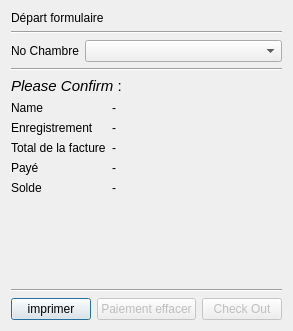
Old version of the form checkoutform.ui in the repository abdeljalilanane/Innovative-Hotel-Manager.
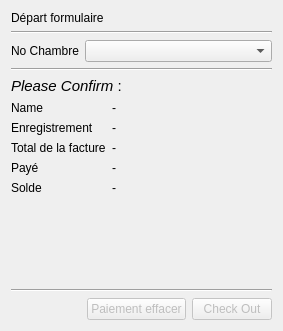
New version of the form.

Patch:
```diff
--- a/checkoutform.ui
+++ b/checkoutform.ui
@@ -6,7 +6,7 @@
    <rect>
     <x>0</x>
     <y>0</y>
-    <width>290</width>
+    <width>283</width>
     <height>331</height>
    </rect>
   </property>
@@ -159,16 +159,6 @@
        </property>
       </spacer>
      </item>
-     <item>
-      <widget class="QPushButton" name="impButton">
-       <property name="enabled">
-        <bool>true</bool>
-       </property>
-       <property name="text">
-        <string>imprimer</string>
-       </property>
-      </widget>
-     </item>
      <item>
       <widget class="QPushButton" name="payButton">
        <property name="enabled">
```
